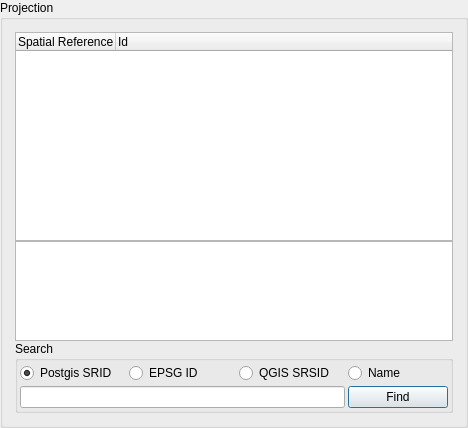
First picture: the form in src/ui/qgsprojectionselectorbase.ui, repository kadas-albireo/kadas-albireo, before the edit.
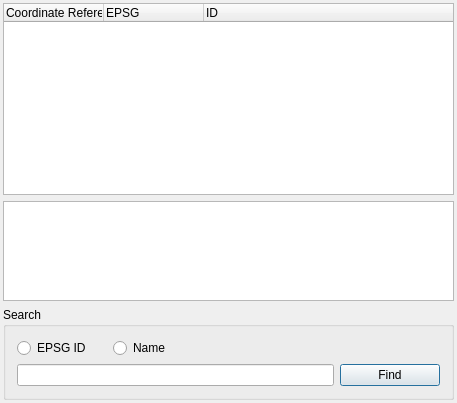
Second picture: the form after the edit. Icons and pictures are not drawn.

Commit message: Fix for ticket #15 (Use term CRS instead of Projection throughout. Note this is a cosmetic fix only - internally class and var names still use the incorrect 'projection' nomenclature

Diff of the .ui file:
```diff
--- a/src/ui/qgsprojectionselectorbase.ui
+++ b/src/ui/qgsprojectionselectorbase.ui
@@ -5,8 +5,8 @@
    <rect>
     <x>0</x>
     <y>0</y>
-    <width>468</width>
-    <height>428</height>
+    <width>457</width>
+    <height>403</height>
    </rect>
   </property>
   <property name="sizePolicy" >
@@ -23,209 +23,141 @@
   </property>
   <layout class="QGridLayout" >
    <property name="leftMargin" >
-    <number>0</number>
+    <number>3</number>
    </property>
    <property name="topMargin" >
-    <number>0</number>
+    <number>3</number>
    </property>
    <property name="rightMargin" >
-    <number>0</number>
+    <number>3</number>
    </property>
    <property name="bottomMargin" >
-    <number>0</number>
-   </property>
-   <property name="horizontalSpacing" >
-    <number>0</number>
-   </property>
-   <property name="verticalSpacing" >
-    <number>0</number>
+    <number>3</number>
    </property>
    <item row="0" column="0" >
-    <widget class="QGroupBox" name="groupBox_2" >
+    <widget class="QTreeWidget" name="lstCoordinateSystems" >
+     <property name="alternatingRowColors" >
+      <bool>true</bool>
+     </property>
+     <property name="uniformRowHeights" >
+      <bool>true</bool>
+     </property>
+     <property name="columnCount" >
+      <number>3</number>
+     </property>
+     <column>
+      <property name="text" >
+       <string>Coordinate Reference System</string>
+      </property>
+     </column>
+     <column>
+      <property name="text" >
+       <string>EPSG</string>
+      </property>
+     </column>
+     <column>
+      <property name="text" >
+       <string>ID</string>
+      </property>
+     </column>
+    </widget>
+   </item>
+   <item row="1" column="0" >
+    <widget class="QTextEdit" name="teProjection" >
      <property name="sizePolicy" >
       <sizepolicy vsizetype="Expanding" hsizetype="Expanding" >
        <horstretch>0</horstretch>
        <verstretch>0</verstretch>
       </sizepolicy>
      </property>
+     <property name="minimumSize" >
+      <size>
+       <width>0</width>
+       <height>100</height>
+      </size>
+     </property>
+     <property name="maximumSize" >
+      <size>
+       <width>16777215</width>
+       <height>100</height>
+      </size>
+     </property>
+     <property name="autoFormatting" >
+      <set>QTextEdit::AutoBulletList</set>
+     </property>
+     <property name="readOnly" >
+      <bool>true</bool>
+     </property>
+    </widget>
+   </item>
+   <item row="2" column="0" >
+    <widget class="QGroupBox" name="groupBox" >
+     <property name="sizePolicy" >
+      <sizepolicy vsizetype="Minimum" hsizetype="MinimumExpanding" >
+       <horstretch>0</horstretch>
+       <verstretch>0</verstretch>
+      </sizepolicy>
+     </property>
      <property name="title" >
-      <string>Projection</string>
+      <string>Search</string>
      </property>
      <layout class="QGridLayout" >
-      <property name="leftMargin" >
-       <number>12</number>
-      </property>
-      <property name="topMargin" >
-       <number>12</number>
-      </property>
-      <property name="rightMargin" >
-       <number>12</number>
-      </property>
-      <property name="bottomMargin" >
-       <number>12</number>
-      </property>
-      <property name="horizontalSpacing" >
-       <number>0</number>
-      </property>
-      <property name="verticalSpacing" >
-       <number>0</number>
-      </property>
-      <item row="2" column="0" >
-       <widget class="QGroupBox" name="groupBox" >
-        <property name="sizePolicy" >
-         <sizepolicy vsizetype="Minimum" hsizetype="MinimumExpanding" >
-          <horstretch>0</horstretch>
-          <verstretch>0</verstretch>
-         </sizepolicy>
-        </property>
-        <property name="title" >
-         <string>Search</string>
-        </property>
-        <layout class="QGridLayout" >
-         <property name="leftMargin" >
-          <number>2</number>
-         </property>
-         <property name="topMargin" >
-          <number>2</number>
-         </property>
-         <property name="rightMargin" >
-          <number>2</number>
-         </property>
-         <property name="bottomMargin" >
-          <number>2</number>
-         </property>
-         <property name="horizontalSpacing" >
-          <number>3</number>
-         </property>
-         <property name="verticalSpacing" >
-          <number>3</number>
-         </property>
-         <item row="1" column="3" >
-          <widget class="QPushButton" name="pbnFind" >
-           <property name="maximumSize" >
-            <size>
-             <width>100</width>
-             <height>16777215</height>
-            </size>
-           </property>
-           <property name="text" >
-            <string>Find</string>
-           </property>
-           <property name="default" >
-            <bool>true</bool>
-           </property>
-          </widget>
-         </item>
-         <item row="1" column="0" colspan="3" >
-          <widget class="QLineEdit" name="leSearch" />
-         </item>
-         <item row="0" column="3" >
-          <widget class="QRadioButton" name="radName" >
-           <property name="text" >
-            <string>Name</string>
-           </property>
-           <property name="iconSize" >
-            <size>
-             <width>16</width>
-             <height>10</height>
-            </size>
-           </property>
-          </widget>
-         </item>
-         <item row="0" column="2" >
-          <widget class="QRadioButton" name="radSRSID" >
-           <property name="text" >
-            <string>QGIS SRSID</string>
-           </property>
-           <property name="iconSize" >
-            <size>
-             <width>16</width>
-             <height>10</height>
-            </size>
-           </property>
-          </widget>
-         </item>
-         <item row="0" column="1" >
-          <widget class="QRadioButton" name="radEPSGID" >
-           <property name="text" >
-            <string>EPSG ID</string>
-           </property>
-           <property name="iconSize" >
-            <size>
-             <width>16</width>
-             <height>10</height>
-            </size>
-           </property>
-          </widget>
-         </item>
-         <item row="0" column="0" >
-          <widget class="QRadioButton" name="radSRID" >
-           <property name="text" >
-            <string>Postgis SRID</string>
-           </property>
-           <property name="iconSize" >
-            <size>
-             <width>16</width>
-             <height>10</height>
-            </size>
-           </property>
-           <property name="checked" >
-            <bool>true</bool>
-           </property>
-          </widget>
-         </item>
-        </layout>
-       </widget>
-      </item>
-      <item row="1" column="0" >
-       <widget class="QTextEdit" name="teProjection" >
-        <property name="sizePolicy" >
-         <sizepolicy vsizetype="Expanding" hsizetype="Expanding" >
-          <horstretch>0</horstretch>
-          <verstretch>0</verstretch>
-         </sizepolicy>
-        </property>
-        <property name="minimumSize" >
-         <size>
-          <width>0</width>
-          <height>100</height>
-         </size>
-        </property>
-        <property name="maximumSize" >
-         <size>
-          <width>16777215</width>
-          <height>100</height>
-         </size>
-        </property>
-        <property name="autoFormatting" >
-         <set>QTextEdit::AutoBulletList</set>
-        </property>
-        <property name="readOnly" >
-         <bool>true</bool>
-        </property>
-       </widget>
-      </item>
       <item row="0" column="0" >
-       <widget class="QTreeWidget" name="lstCoordinateSystems" >
-        <property name="alternatingRowColors" >
-         <bool>true</bool>
+       <widget class="QRadioButton" name="radEPSGID" >
+        <property name="text" >
+         <string>EPSG ID</string>
         </property>
-        <property name="uniformRowHeights" >
-         <bool>true</bool>
+        <property name="iconSize" >
+         <size>
+          <width>16</width>
+          <height>10</height>
+         </size>
         </property>
-        <property name="columnCount" >
-         <number>2</number>
+       </widget>
+      </item>
+      <item row="0" column="1" >
+       <widget class="QRadioButton" name="radName" >
+        <property name="text" >
+         <string>Name</string>
         </property>
-        <column>
-         <property name="text" >
-          <string>Spatial Reference System</string>
-         </property>
-        </column>
-        <column>
-         <property name="text" >
-          <string>Id</string>
-         </property>
-        </column>
+        <property name="iconSize" >
+         <size>
+          <width>16</width>
+          <height>10</height>
+         </size>
+        </property>
+       </widget>
+      </item>
+      <item row="0" column="2" colspan="2" >
+       <spacer>
+        <property name="orientation" >
+         <enum>Qt::Horizontal</enum>
+        </property>
+        <property name="sizeHint" >
+         <size>
+          <width>231</width>
+          <height>20</height>
+         </size>
+        </property>
+       </spacer>
+      </item>
+      <item row="1" column="0" colspan="3" >
+       <widget class="QLineEdit" name="leSearch" />
+      </item>
+      <item row="1" column="3" >
+       <widget class="QPushButton" name="pbnFind" >
+        <property name="maximumSize" >
+         <size>
+          <width>100</width>
+          <height>16777215</height>
+         </size>
+        </property>
+        <property name="text" >
+         <string>Find</string>
+        </property>
+        <property name="default" >
+         <bool>true</bool>
+        </property>
        </widget>
       </item>
      </layout>
```
Left out of the diff: 2 changed lines with no effect on the pictures. The commit also changes 8 other files.
